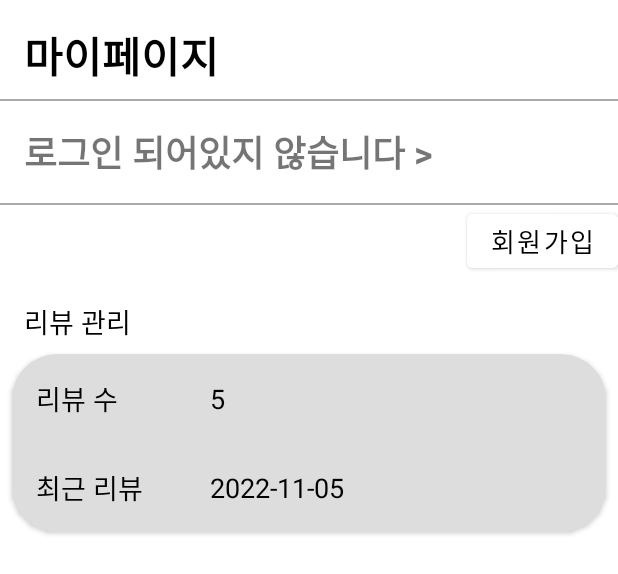
After one commit to whereistoilet/WhereIsToilet, an Android app: the layout fragment_mypage.xml on its own in the app's theme, with its tools: preview values and no code run, on a phone screen of 412 x 824 dp. The commit adds this screen. Shown: the top 574 px of the screen. Run offline under Robolectric (Android 15) with nearby library versions, the phone set to English and light mode, and no system bars.

Commit message:
리뷰, 마이페이지 ui 작성

```diff
--- /dev/null
+++ b/app/src/main/res/drawable/ic_baseline_check_24.xml
@@ -0,0 +1,5 @@
+<vector android:height="24dp" android:tint="#6666ff"
+    android:viewportHeight="24" android:viewportWidth="24"
+    android:width="24dp" xmlns:android="http://schemas.android.com/apk/res/android">
+    <path android:fillColor="@android:color/white" android:pathData="M9,16.17L4.83,12l-1.42,1.41L9,19 21,7l-1.41,-1.41z"/>
+</vector>
--- /dev/null
+++ b/app/src/main/res/drawable/ic_baseline_create_24.xml
@@ -0,0 +1,5 @@
+<vector android:height="24dp" android:tint="#000000"
+    android:viewportHeight="24" android:viewportWidth="24"
+    android:width="24dp" xmlns:android="http://schemas.android.com/apk/res/android">
+    <path android:fillColor="@android:color/white" android:pathData="M3,17.25V21h3.75L17.81,9.94l-3.75,-3.75L3,17.25zM20.71,7.04c0.39,-0.39 0.39,-1.02 0,-1.41l-2.34,-2.34c-0.39,-0.39 -1.02,-0.39 -1.41,0l-1.83,1.83 3.75,3.75 1.83,-1.83z"/>
+</vector>
--- /dev/null
+++ b/app/src/main/res/drawable/ic_baseline_thumb_up_alt_24.xml
@@ -0,0 +1,5 @@
+<vector android:height="24dp" android:tint="#666666"
+    android:viewportHeight="24" android:viewportWidth="24"
+    android:width="24dp" xmlns:android="http://schemas.android.com/apk/res/android">
+    <path android:fillColor="@android:color/white" android:pathData="M2,20h2c0.55,0 1,-0.45 1,-1v-9c0,-0.55 -0.45,-1 -1,-1L2,9v11zM21.83,12.88c0.11,-0.25 0.17,-0.52 0.17,-0.8L22,11c0,-1.1 -0.9,-2 -2,-2h-5.5l0.92,-4.65c0.05,-0.22 0.02,-0.46 -0.08,-0.66 -0.23,-0.45 -0.52,-0.86 -0.88,-1.22L14,2 7.59,8.41C7.21,8.79 7,9.3 7,9.83v7.84C7,18.95 8.05,20 9.34,20h8.11c0.7,0 1.36,-0.37 1.72,-0.97l2.66,-6.15z"/>
+</vector>
--- /dev/null
+++ b/app/src/main/res/layout/fragment_mypage.xml
@@ -0,0 +1,137 @@
+<?xml version="1.0" encoding="utf-8"?>
+<androidx.constraintlayout.widget.ConstraintLayout xmlns:android="http://schemas.android.com/apk/res/android"
+    xmlns:app="http://schemas.android.com/apk/res-auto"
+    android:layout_width="match_parent"
+    android:layout_height="match_parent"
+    xmlns:tools="http://schemas.android.com/tools">
+
+    <TextView
+        android:id="@+id/mypageTextView"
+        android:layout_width="wrap_content"
+        android:layout_height="wrap_content"
+        android:layout_marginStart="16dp"
+        android:layout_marginTop="16dp"
+        android:text="@string/mypage"
+        android:textColor="@color/black"
+        android:textSize="28sp"
+        android:textStyle="bold"
+        app:layout_constraintStart_toStartOf="parent"
+        app:layout_constraintTop_toTopOf="parent" />
+
+    <View
+        android:id="@+id/mypageFirstDivider"
+        android:layout_width="match_parent"
+        android:layout_height="1dp"
+        android:layout_marginTop="8dp"
+        android:background="#aaaaaa"
+        app:layout_constraintEnd_toEndOf="parent"
+        app:layout_constraintStart_toStartOf="parent"
+        app:layout_constraintTop_toBottomOf="@id/mypageTextView" />
+
+    <TextView
+        android:id="@+id/mypageIdTextView"
+        android:layout_width="match_parent"
+        android:layout_height="wrap_content"
+        android:padding="16dp"
+        android:text="로그인 되어있지 않습니다 >"
+        android:textSize="24sp"
+        android:textStyle="bold"
+        app:layout_constraintTop_toBottomOf="@id/mypageFirstDivider" />
+
+    <View
+        android:id="@+id/mypageSecondDivider"
+        android:layout_width="match_parent"
+        android:layout_height="1dp"
+        android:background="#aaaaaa"
+        app:layout_constraintEnd_toEndOf="parent"
+        app:layout_constraintStart_toStartOf="parent"
+        app:layout_constraintTop_toBottomOf="@id/mypageIdTextView" />
+
+    <Button
+        android:id="@+id/mypageLogoutSignUpButton"
+        android:layout_width="wrap_content"
+        android:layout_height="wrap_content"
+        android:backgroundTint="@color/white"
+        android:text="@string/sign_up"
+        android:textColor="@color/black"
+        android:textSize="17sp"
+        app:layout_constraintEnd_toEndOf="parent"
+        app:layout_constraintTop_toBottomOf="@id/mypageSecondDivider" />
+
+    <TextView
+        android:id="@+id/manageReviewTextView"
+        android:layout_width="wrap_content"
+        android:layout_height="wrap_content"
+        android:layout_margin="16dp"
+        android:text="@string/manage_review"
+        android:textColor="@color/black"
+        android:textSize="18sp"
+        app:layout_constraintStart_toStartOf="parent"
+        app:layout_constraintTop_toBottomOf="@id/mypageLogoutSignUpButton" />
+
+    <androidx.cardview.widget.CardView
+        android:id="@+id/manageReviewCardView"
+        android:layout_width="match_parent"
+        android:layout_height="wrap_content"
+        android:layout_margin="8dp"
+        app:cardBackgroundColor="#dddddd"
+        app:cardCornerRadius="30dp"
+        app:layout_constraintEnd_toEndOf="parent"
+        app:layout_constraintStart_toStartOf="parent"
+        app:layout_constraintTop_toBottomOf="@id/manageReviewTextView">
+
+        <LinearLayout
+            android:layout_width="match_parent"
+            android:layout_height="wrap_content"
+            android:orientation="vertical">
+
+            <LinearLayout
+                android:layout_width="match_parent"
+                android:layout_height="wrap_content"
+                android:gravity="center_vertical"
+                android:orientation="horizontal">
+
+                <TextView
+                    android:layout_width="100dp"
+                    android:layout_height="wrap_content"
+                    android:layout_margin="16dp"
+                    android:text="@string/num_of_review"
+                    android:textColor="@color/black"
+                    android:textSize="18sp" />
+
+                <TextView
+                    android:id="@+id/countReviewTextView"
+                    android:layout_width="wrap_content"
+                    android:layout_height="wrap_content"
+                    tools:text="5"
+                    android:textColor="@color/black"
+                    android:textSize="18sp" />
+            </LinearLayout>
+
+            <LinearLayout
+                android:layout_width="match_parent"
+                android:layout_height="wrap_content"
+                android:gravity="center_vertical"
+                android:orientation="horizontal">
+
+                <TextView
+                    android:layout_width="100dp"
+                    android:layout_height="wrap_content"
+                    android:layout_margin="16dp"
+                    android:text="@string/recent_review"
+                    android:textColor="@color/black"
+                    android:textSize="18sp" />
+
+                <TextView
+                    android:id="@+id/recentReviewTextView"
+                    android:layout_width="wrap_content"
+                    android:layout_height="wrap_content"
+                    tools:text="2022-11-05"
+                    android:textColor="@color/black"
+                    android:textSize="18sp" />
+            </LinearLayout>
+
+        </LinearLayout>
+    </androidx.cardview.widget.CardView>
+
+</androidx.constraintlayout.widget.ConstraintLayout>
--- a/app/src/main/res/values/colors.xml
+++ b/app/src/main/res/values/colors.xml
@@ -7,4 +7,5 @@
     <color name="teal_700">#FF018786</color>
     <color name="black">#FF000000</color>
     <color name="white">#FFFFFFFF</color>
+    <color name="gray">#cccccc</color>
 </resources>
--- a/app/src/main/res/values/strings.xml
+++ b/app/src/main/res/values/strings.xml
@@ -1,4 +1,21 @@
 <resources>
     <string name="app_name">WhereIsToilet</string>
     <string name="client_id">arsvztbvlx</string>
+    <string name="review">리뷰</string>
+    <string name="create_review">리뷰 작성하기</string>
+    <string name="review_detail">상세 정보</string>
+    <string name="divide_gender">남녀 구분</string>
+    <string name="clean_rate">청결도</string>
+    <string name="stars">만족도</string>
+    <string name="success_create">작성 완료</string>
+    <string name="mypage">마이페이지</string>
+    <string name="logout">로그아웃</string>
+    <string name="sign_up">회원가입</string>
+    <string name="manage_review">리뷰 관리</string>
+    <string name="num_of_review">리뷰 수</string>
+    <string name="recent_review">최근 리뷰</string>
+    <string-array name="sort_options">
+        <item>추천순</item>
+        <item>최신순</item>
+    </string-array>
 </resources>
```
Also changed, not shown: app/src/main/res/drawable/rounded.xml (added, +7 -0 lines), app/src/main/res/layout/fragment_create_review.xml (added, +142 -0 lines), app/src/main/res/layout/fragment_review.xml (added, +165 -0 lines), app/src/main/res/layout/review_item.xml (added, +72 -0 lines).
